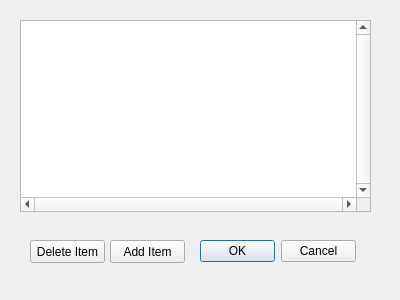
Above: UAVRouter/child_tv.ui from guangmushikong/UAVRouter before the change. Below: the same form after it.
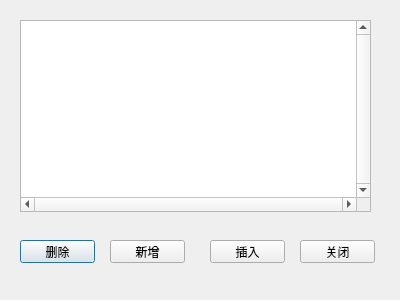
That is the form after the change.

Commit message: redesign the apprearance of the child dialog

Diff of the .ui file:
```diff
--- a/UAVRouter/child_tv.ui
+++ b/UAVRouter/child_tv.ui
@@ -16,22 +16,6 @@
   <property name="windowTitle">
    <string>Management of input files</string>
   </property>
-  <widget class="QDialogButtonBox" name="buttonBox">
-   <property name="geometry">
-    <rect>
-     <x>200</x>
-     <y>240</y>
-     <width>156</width>
-     <height>23</height>
-    </rect>
-   </property>
-   <property name="orientation">
-    <enum>Qt::Horizontal</enum>
-   </property>
-   <property name="standardButtons">
-    <set>QDialogButtonBox::Cancel|QDialogButtonBox::Ok</set>
-   </property>
-  </widget>
   <widget class="QTableView" name="tableView">
    <property name="geometry">
     <rect>
@@ -57,14 +41,14 @@
   <widget class="QPushButton" name="pushButton">
    <property name="geometry">
     <rect>
-     <x>30</x>
+     <x>20</x>
      <y>240</y>
      <width>75</width>
      <height>23</height>
     </rect>
    </property>
    <property name="text">
-    <string>Delete Item</string>
+    <string>删除</string>
    </property>
   </widget>
   <widget class="QPushButton" name="pushButton_2">
@@ -77,7 +61,33 @@
     </rect>
    </property>
    <property name="text">
-    <string>Add Item</string>
+    <string>新增</string>
+   </property>
+  </widget>
+  <widget class="QPushButton" name="pushButton_3">
+   <property name="geometry">
+    <rect>
+     <x>210</x>
+     <y>240</y>
+     <width>75</width>
+     <height>23</height>
+    </rect>
+   </property>
+   <property name="text">
+    <string>插入</string>
+   </property>
+  </widget>
+  <widget class="QPushButton" name="pushButton_4">
+   <property name="geometry">
+    <rect>
+     <x>300</x>
+     <y>240</y>
+     <width>75</width>
+     <height>23</height>
+    </rect>
+   </property>
+   <property name="text">
+    <string>关闭</string>
    </property>
   </widget>
  </widget>
```
Left out of the diff: 37 changed lines with no effect on the pictures. The commit also changes 5 other files.
